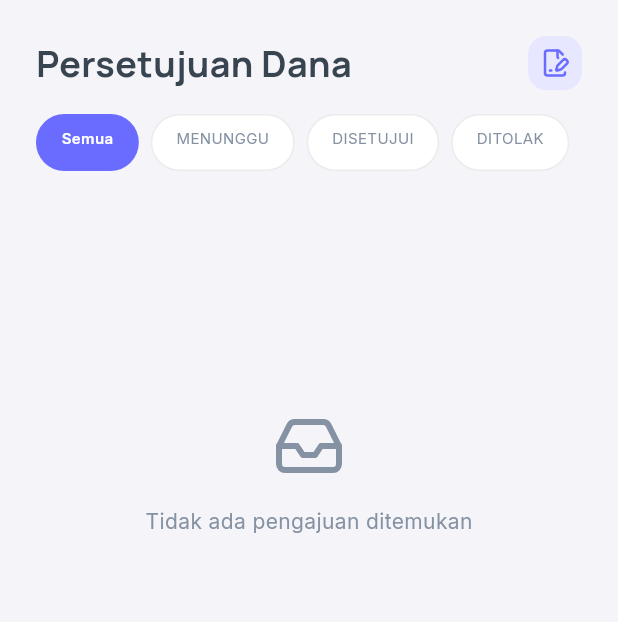
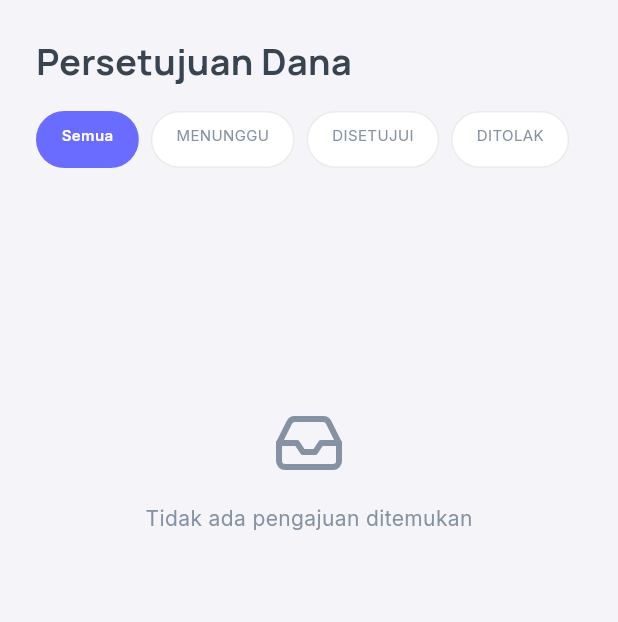
Before and after one commit to jevonkagenou/syncbudget-mobile, a Flutter app: the ManagerMainScreen screen opened directly, item 2 of the bottom bar chosen, on a phone screen of 412 x 824 dp. Shown: the top 622 px of the screen. Run offline on Flutter 3.47's test engine with Material 3 defaults, Android fonts, the phone set to English and light mode, and no system bars; drawn by our look-alikes of google_nav_bar; our stand-ins replace google_fonts, image_picker, lucide_icons, shared_preferences; accounts and stored records are empty; network calls fail.

Commit message:
hapus icon file

```diff
--- a/lib/screens/manager/tabs/pengajuan_tab.dart
+++ b/lib/screens/manager/tabs/pengajuan_tab.dart
@@ -354,14 +354,6 @@ class _PengajuanTabState extends State<PengajuanTab> {
               mainAxisAlignment: MainAxisAlignment.spaceBetween,
               children: [
                 Text('Persetujuan Dana', style: AppTextStyles.headlineMedium),
-                Container(
-                  padding: const EdgeInsets.all(8),
-                  decoration: BoxDecoration(
-                    color: AppColors.primaryLight,
-                    borderRadius: BorderRadius.circular(12),
-                  ),
-                  child: Icon(LucideIcons.fileSignature, color: AppColors.primary, size: 20),
-                ),
               ],
             ),
           ),
```
